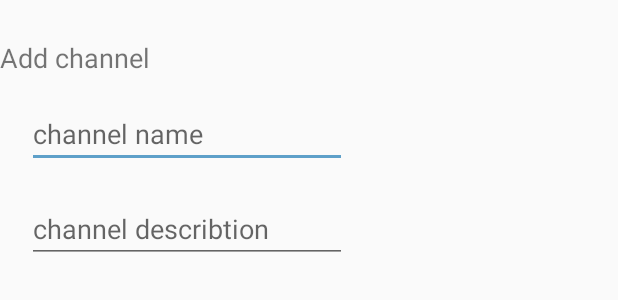
After one commit to FlashThePlayer/Smack, an Android app: the layout add_channel_dialog.xml on its own in the app's theme, with its tools: preview values and no code run, on a phone screen of 412 x 824 dp. The commit adds this screen. Shown: the top 300 px of the screen. Run offline under Robolectric (Android 15) with nearby library versions, the phone set to English and light mode, and no system bars.

Commit message:
lesson 11 commit

```diff
--- a/app/build.gradle
+++ b/app/build.gradle
@@ -30,6 +30,9 @@ dependencies {
     compile 'com.android.support:design:26.1.0'
     compile 'com.android.support.constraint:constraint-layout:1.1.0'
     compile 'com.android.volley:volley:1.1.0'
+    compile ('io.socket:socket.io-client:1.0.0'){
+        exclude group: 'org.json', module: 'json'
+    }
     testCompile 'junit:junit:4.12'
     androidTestCompile('com.android.support.test.espresso:espresso-core:3.0.2', {
         exclude group: 'com.android.support', module: 'support-annotations'
--- a/app/src/main/AndroidManifest.xml
+++ b/app/src/main/AndroidManifest.xml
@@ -13,7 +13,8 @@
         <activity
                 android:name=".Controller.MainActivity"
                 android:label="@string/app_name"
-                android:theme="@style/AppTheme.NoActionBar">
+                android:theme="@style/AppTheme.NoActionBar"
+                android:windowSoftInputMode="stateAlwaysHidden">
             <intent-filter>
                 <action android:name="android.intent.action.MAIN"/>
 
--- a/app/src/main/java/com/example/timuc/smack/Utilities/Constants.kt
+++ b/app/src/main/java/com/example/timuc/smack/Utilities/Constants.kt
@@ -2,6 +2,7 @@ package com.example.timuc.smack.Utilities
 
 //const val BASE_URL ="https://slackchat5.herokuapp.com/v1/"
 const val BASE_URL ="http://10.0.2.2:3005/v1/"
+const val SOCKET_URL ="http://10.0.2.2:3005/"
 const val URL_REGISTER = "${BASE_URL}account/register"
 const val URL_LOGIN = "${BASE_URL}account/login"
 const val URL_CREATE_USER = "${BASE_URL}user/add"
--- /dev/null
+++ b/app/src/main/res/layout/add_channel_dialog.xml
@@ -0,0 +1,40 @@
+<?xml version="1.0" encoding="utf-8"?>
+<LinearLayout xmlns:android="http://schemas.android.com/apk/res/android"
+              xmlns:tools="http://schemas.android.com/tools"
+              android:orientation="vertical"
+              android:layout_width="wrap_content"
+              android:layout_height="wrap_content">
+
+    <TextView
+            android:text="Add channel"
+            android:layout_width="match_parent"
+            android:layout_height="wrap_content"
+            android:id="@+id/textView3"
+            android:textSize="18sp"
+            android:layout_marginBottom="16dp"
+            android:layout_marginTop="26dp"/>
+
+    <EditText
+            android:layout_width="match_parent"
+            android:layout_height="wrap_content"
+            android:inputType="textPersonName"
+            android:ems="10"
+            android:id="@+id/addChannelNameTxt"
+            android:hint="channel name"
+            android:textColor="@android:color/darker_gray"
+            android:layout_marginBottom="18dp"
+            android:layout_marginRight="18dp"
+            android:layout_marginLeft="18dp"/>
+
+    <EditText
+            android:layout_width="match_parent"
+            android:layout_height="wrap_content"
+            android:inputType="textPersonName"
+            android:ems="10"
+            android:hint="channel describtion"
+            android:textColor="@android:color/darker_gray"
+            android:id="@+id/addChannelDescTxt"
+            android:layout_marginBottom="18dp"
+            android:layout_marginLeft="18dp"
+            android:layout_marginRight="18dp"/>
+</LinearLayout>
```
Also changed, not shown: app/src/main/java/com/example/timuc/smack/Controller/MainActivity.kt (+70 -0 lines), app/src/main/java/com/example/timuc/smack/Model/Channel.kt (added, +7 -0 lines), app/src/main/java/com/example/timuc/smack/Services/MessageService.kt (added, +8 -0 lines).
